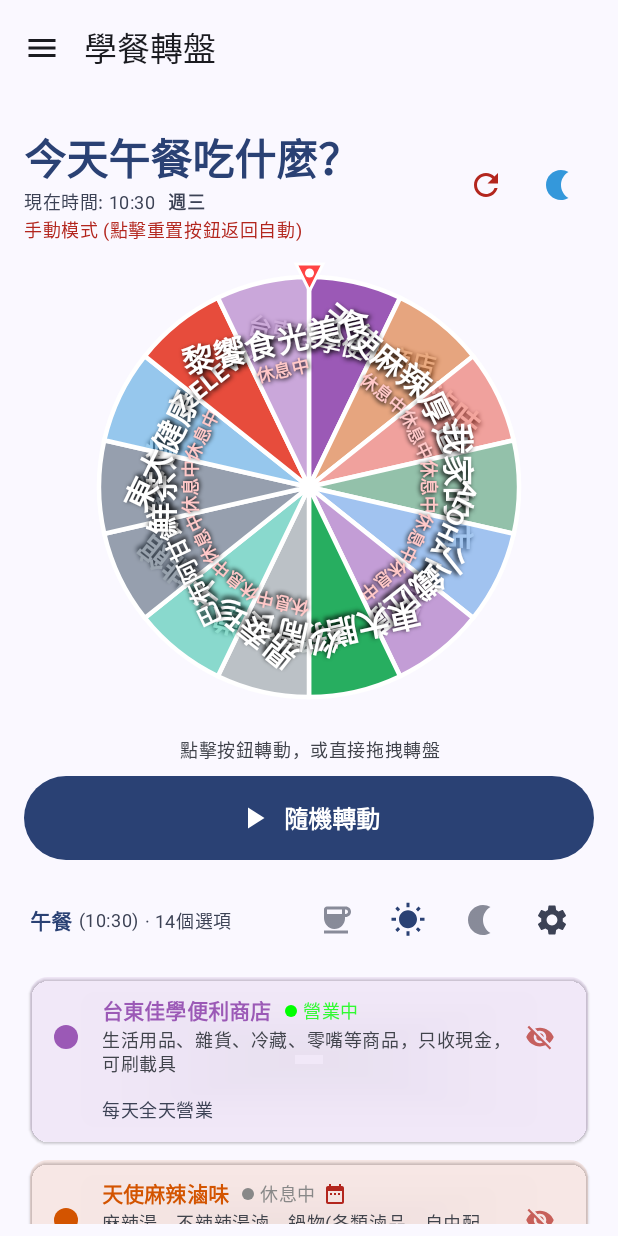
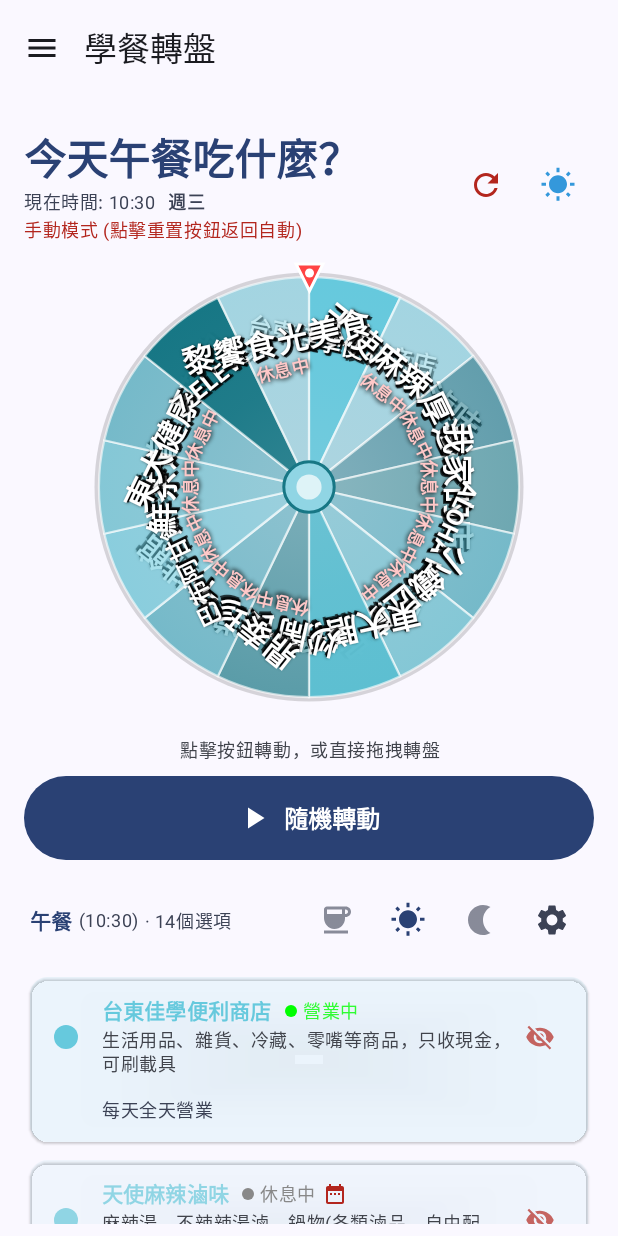
Before and after one commit to ScaratP/project250331, an Android app built with Jetpack Compose: the FoodScreen screen opened through its navigation route, after a tap on "切換餐點類型", on a phone screen of 412 x 824 dp. Run offline under Robolectric (Android 15) with nearby library versions, the phone set to English and light mode, and no system bars; our stand-ins replace Room's generated code.

Commit message:
sp/250723/更新學餐色系

```diff
--- a/app/src/main/java/com/example/project250311/Schedule/Food/FoodScreen.kt
+++ b/app/src/main/java/com/example/project250311/Schedule/Food/FoodScreen.kt
@@ -268,14 +268,14 @@ private fun getOperationScheduleText(schedules: List<OperationSchedule>): String
 
 @Composable
 fun FoodScreen() {
-    // 預設食物選項庫
+    // 更新預設食物選項庫的顏色 - 使用圖片中的色盤顏色
     val allPredefinedFoodOptions = remember {
         mutableStateListOf(
             // 第一學生宿舍餐飲中心
             FoodOption(
                 id = 1,
                 name = "台東佳學便利商店",
-                color = Color(0xFF9B59B6),
+                color = Color(0xFF66C9DD), // 天藍色
                 description = "生活用品、雜貨、冷藏、零嘴等商品，只收現金，可刷載具",
                 contactNumber = "0921-599-075",
                 isVisible = true,
@@ -294,7 +294,7 @@ fun FoodScreen() {
             FoodOption(
                 id = 2,
                 name = "天使麻辣滷味",
-                color = Color(0xFFD35400),
+                color = Color(0xFF90D5E4), // 淺藍色
                 description = "麻辣湯、不辣辣湯滷，鍋物(各類滷品，自由配料)，只收現金，現點現做",
                 contactNumber = "517-937",
                 isVisible = true,
@@ -312,7 +312,7 @@ fun FoodScreen() {
             FoodOption(
                 id = 3,
                 name = "厚道",
-                color = Color(0xFFE74C3C),
+                color = Color(0xFF247A8C), // 深青色
                 description = "便當、飯麵、水果、飲料，不定時公休，需先在社群上點餐",
                 contactNumber = "0905-817-827",
                 website = "https://line.me/ti/g2/bfYTZDASyaeNjPYwpmKRpmoGi0fxrrd4P0VOpg?utm_source=invitation&utm_medium=link_copy&utm_campaign=default",
@@ -331,7 +331,7 @@ fun FoodScreen() {
             FoodOption(
                 id = 4,
                 name = "我家的店",
-                color = Color(0xFF2E8B57),
+                color = Color(0xFF388A94), // 青綠色
                 description = "便當類，現點現做，售完為止",
                 contactNumber = "0908-911-546",
                 isVisible = true,
@@ -349,7 +349,7 @@ fun FoodScreen() {
             FoodOption(
                 id = 5,
                 name = "ALOHA POKE",
-                color = Color(0xFF4A90E2),
+                color = Color(0xFF44A8BC), // 藍綠色
                 description = "夏威夷食材(漢堡類、沙拉、主食、側食、多元搭配)",
                 contactNumber = "0909-955-545",
                 website = "https://line.me/ti/p/~@047gtfpr",
@@ -367,7 +367,7 @@ fun FoodScreen() {
             FoodOption(
                 id = 6,
                 name = "小鐵匠廚房",
-                color = Color(0xFF8E44AD),
+                color = Color(0xFF5DBFD1), // 亮青色
                 description = "【便當】蔬食/經濟/雞排/豬排/雞腿【炒飯】雞排/豬排/雞腿，可先在LINE上預訂及查看當天菜色",
                 contactNumber = "0907-292-117",
                 isVisible = true,
@@ -387,7 +387,7 @@ fun FoodScreen() {
             FoodOption(
                 id = 7,
                 name = "采冉食坊",
-                color = Color(0xFFF39C12),
+                color = Color(0xFF177785), // 深青綠色
                 description = "早/午餐、甜點/麵包、飲品/水果類",
                 isVisible = true,
                 openDays = setOf(WeekDay.MONDAY, WeekDay.TUESDAY, WeekDay.WEDNESDAY,
@@ -404,7 +404,7 @@ fun FoodScreen() {
             FoodOption(
                 id = 8,
                 name = "東大膳務部",
-                color = Color(0xFF27AE60),
+                color = Color(0xFF5DBFD1), // 亮青色
                 description = "早餐類",
                 contactNumber = "518-003",
                 isVisible = true,
@@ -421,7 +421,7 @@ fun FoodScreen() {
             FoodOption(
                 id = 9,
                 name = "炒鬧食堂",
-                color = Color(0xFF7F8C8D),
+                color = Color(0xFF177785), // 深青綠色
                 description = "炒飯、鍋燒麵、湯品、便當",
                 contactNumber = "0953-391-961",
                 isVisible = true,
@@ -439,7 +439,7 @@ fun FoodScreen() {
             FoodOption(
                 id = 10,
                 name = "鼎泰珍牛排館",
-                color = Color(0xFF1ABC9C),
+                color = Color(0xFF44A8BC), // 藍綠色
                 description = "排餐、便當、麵類、菜飯、肉燥飯、咖哩飯、雞肉飯",
                 contactNumber = "0933-626-695",
                 isVisible = true,
@@ -457,7 +457,7 @@ fun FoodScreen() {
             FoodOption(
                 id = 11,
                 name = "巴布阿甘飲食店",
-                color = Color(0xFF34495E),
+                color = Color(0xFF66C9DD), // 天藍色
                 description = "便當、咖哩飯、壽喜燒、牛肉麵、乾拌麵、鐵板麵、冰淇淋",
                 contactNumber = "517-518",
                 isVisible = true,
@@ -475,7 +475,7 @@ fun FoodScreen() {
             FoodOption(
                 id = 12,
                 name = "鮮茶道",
-                color = Color(0xFF34495E),
+                color = Color(0xFF5DBFD1), // 亮青色
                 description = "飲料店",
                 contactNumber = "510-168",
                 isVisible = true,
@@ -494,7 +494,7 @@ fun FoodScreen() {
             FoodOption(
                 id = 14,
                 name = "東大健康茶飲",
-                color = Color(0xFF3498DB),
+                color = Color(0xFF44A8BC), // 藍綠色
                 description = "各式飲品(杯裝/桶裝)、水餃、厚片/熱壓吐司、各式麵類/麺線",
                 contactNumber = "517-968",
                 isVisible = true,
@@ -512,7 +512,7 @@ fun FoodScreen() {
             FoodOption(
                 id = 15,
                 name = "7-ELEVEN",
-                color = Color(0xFFE74C3C),
+                color = Color(0xFF177785), // 深青綠色
                 description = "便利商店",
                 contactNumber = "518-145",
                 isVisible = true,
@@ -531,7 +531,7 @@ fun FoodScreen() {
             FoodOption(
                 id = 16,
                 name = "黎饗食光美食",
-                color = Color(0xFF9B59B6),
+                color = Color(0xFF90D5E4), // 淺藍色
                 description = "海苔飯手卷、麵/飯食類、飲品、熱壓吐司、鬆/捲餅",
                 contactNumber = "0960-771-020",
                 isVisible = true,
@@ -547,7 +547,7 @@ fun FoodScreen() {
             FoodOption(
                 id = 17,
                 name = "妙軒早餐店",
-                color = Color(0xFFD35400),
+                color = Color(0xFF388A94), // 青綠色
                 description = "早餐類，老闆很看心情上班",
                 contactNumber = "0912-759-332",
                 isVisible = true,
@@ -677,14 +677,14 @@ fun FoodScreen() {
     // 預設顏色選項 (僅用於顯示)
     val colorOptions = remember {
         listOf(
-            Color(0xFF2E8B57), // 深綠色
-            Color(0xFFFF6B35), // 橘紅色
-            Color(0xFF4A90E2), // 藍色
-            Color(0xFF9B59B6), // 紫色
-            Color(0xFFE74C3C), // 紅色
-            Color(0xFFF39C12), // 橙色
-            Color(0xFF27AE60), // 綠色
-            Color(0xFF1ABC9C)  // 青綠色
+            Color(0xFF177785), // 深青綠色
+            Color(0xFF247A8C), // 深青色
+            Color(0xFF388A94), // 青綠色
+            Color(0xFF44A8BC), // 藍綠色
+            Color(0xFF5DBFD1), // 亮青色
+            Color(0xFF66C9DD), // 天藍色
+            Color(0xFF90D5E4), // 淺藍色
+            Color(0xFFB6E3EC)  // 最淺的藍色
         )
     }
 
@@ -1025,9 +1025,9 @@ fun FoodScreen() {
                 ) {
                     Icon(
                         imageVector = when(currentMealType) {
-                            MealType.BREAKFAST -> Icons.Default.WbSunny
-                            MealType.LUNCH -> Icons.Default.Nightlight
-                            MealType.DINNER -> Icons.Default.Coffee
+                            MealType.BREAKFAST -> Icons.Default.Coffee
+                            MealType.LUNCH -> Icons.Default.WbSunny
+                            MealType.DINNER -> Icons.Default.Nightlight
                             else -> Icons.Default.Coffee
                         },
                         contentDescription = "切換餐點類型",
@@ -1574,6 +1574,22 @@ private fun DrawScope.drawFoodWheel(foodOptions: List<FoodOption>) {
     val sectionAngle = 360f / foodOptions.size
     val calendar = Calendar.getInstance() // 獲取當前時間以檢查營業狀態
 
+    // 繪製輪盤的外圈陰影 - 更淡的陰影
+    drawCircle(
+        color = Color.Black.copy(alpha = 0.15f),
+        radius = radius + 3.dp.toPx(),
+        center = center,
+        style = Fill
+    )
+
+    // 繪製輪盤底層 - 改為淺藍綠色背景
+    drawCircle(
+        color = Color(0xFF90D5E4).copy(alpha = 0.3f),
+        radius = radius,
+        center = center,
+        style = Fill
+    )
+
     foodOptions.forEachIndexed { index, option ->
         // 使扇形從正上方開始
         val startAngle = index * sectionAngle - 90f
@@ -1581,12 +1597,31 @@ private fun DrawScope.drawFoodWheel(foodOptions: List<FoodOption>) {
         // 判斷當前是否營業
         val isOpen = isOpenNow(calendar, option)
 
-        // 繪製扇形，非營業中店家顏色淡化
-        val sectionColor = if (isOpen) option.color else option.color.copy(alpha = 0.5f)
-
-        // 繪製扇形
+        // 創建更和諧的顏色 - 使用色盤中的顏色
+        val baseColor = option.color
+
+        // 從中心到邊緣的漸變色 - 更柔和的過渡
+        val colors = if (isOpen) {
+            listOf(
+                baseColor.copy(alpha = 0.85f),  // 接近中心的顏色（輕微透明）
+                baseColor.copy(alpha = 0.95f),  // 中間過渡色
+                baseColor                        // 邊緣顏色（完全不透明）
+            )
+        } else {
+            listOf(
+                baseColor.copy(alpha = 0.4f),   // 接近中心的顏色（更透明）
+                baseColor.copy(alpha = 0.5f),   // 中間過渡色
+                baseColor.copy(alpha = 0.6f)    // 邊緣顏色（半透明）
+            )
+        }
+
+        // 繪製帶有漸變的扇形 - 使用柔和的漸變
         drawArc(
-            color = sectionColor,
+            brush = Brush.radialGradient(
+                colors = colors,
+                center = center,
+                radius = radius
+            ),
             startAngle = startAngle,
             sweepAngle = sectionAngle,
             useCenter = true,
@@ -1594,15 +1629,15 @@ private fun DrawScope.drawFoodWheel(foodOptions: List<FoodOption>) {
             size = size
         )
 
-        // 繪製邊框
+        // 繪製更美觀的邊框 - 白色半透明
         drawArc(
-            color = Color.White,
+            color = Color.White.copy(alpha = 0.6f),
             startAngle = startAngle,
             sweepAngle = sectionAngle,
             useCenter = true,
             topLeft = Offset.Zero,
             size = size,
-            style = Stroke(width = 3.dp.toPx())
+            style = Stroke(width = 1.5f.dp.toPx())
         )
 
         // 繪製文字
@@ -1614,14 +1649,31 @@ private fun DrawScope.drawFoodWheel(foodOptions: List<FoodOption>) {
         rotate(textAngle + 90f, pivot = Offset(textX, textY)) {
             drawContext.canvas.nativeCanvas.apply {
                 val fontSize = if (option.name.length > 6) 24f else 32f // 根據文字長度調整大小
-                val paint = android.graphics.Paint().apply {
+
+                // 繪製文字陰影 - 增強可讀性
+                val shadowPaint = android.graphics.Paint().apply {
+                    this.color = android.graphics.Color.BLACK
+                    textSize = fontSize
+                    typeface = android.graphics.Typeface.DEFAULT_BOLD
+                    textAlign = android.graphics.Paint.Align.CENTER
+                    alpha = 180 // 陰影透明度
+                }
+
+                // 繪製更多層的陰影增強立體感
+                for (i in 1..3) {
+                    val offset = i * 1f
+                    drawText(option.name, textX + offset, textY + offset, shadowPaint)
+                }
+
+                // 主要文字
+                val textPaint = android.graphics.Paint().apply {
                     this.color = android.graphics.Color.WHITE
                     textSize = fontSize
                     typeface = android.graphics.Typeface.DEFAULT_BOLD
                     textAlign = android.graphics.Paint.Align.CENTER
-                    setShadowLayer(4f, 2f, 2f, android.graphics.Color.BLACK)
-                }
-                drawText(option.name, textX, textY, paint)
+                    setShadowLayer(2f, 1f, 1f, android.graphics.Color.BLACK)
+                }
+                drawText(option.name, textX, textY, textPaint)
 
                 // 如果不營業，添加小標記
                 if (!isOpen) {
@@ -1638,6 +1690,30 @@ private fun DrawScope.drawFoodWheel(foodOptions: List<FoodOption>) {
             }
         }
     }
+
+    // 繪製中心點裝飾 - 使用圖片中淺藍色
+    drawCircle(
+        color = Color(0xFF90D5E4),
+        radius = radius * 0.12f,
+        center = center,
+        style = Fill
+    )
+
+    // 中心點外圈 - 使用深青綠色
+    drawCircle(
+        color = Color(0xFF177785),
+        radius = radius * 0.12f,
+        center = center,
+        style = Stroke(width = 2.dp.toPx())
+    )
+
+    // 添加中心點內部裝飾
+    drawCircle(
+        color = Color.White.copy(alpha = 0.7f),
+        radius = radius * 0.06f,
+        center = center,
+        style = Fill
+    )
 }
 
 // 修正選中食物的計算邏輯，添加錯誤處理
@@ -1693,7 +1769,6 @@ private fun determineMealTypeFromSchedule(foodOption: FoodOption): MealType {
     return when {
         // 全天營業的店家歸類為全天
         operationTimes.contains(OperationTime.ALL_DAY) -> MealType.ALL
-
         // 只有早上營業 → 早餐店
         operationTimes.contains(OperationTime.MORNING) &&
         !operationTimes.contains(OperationTime.AFTERNOON) &&
```
